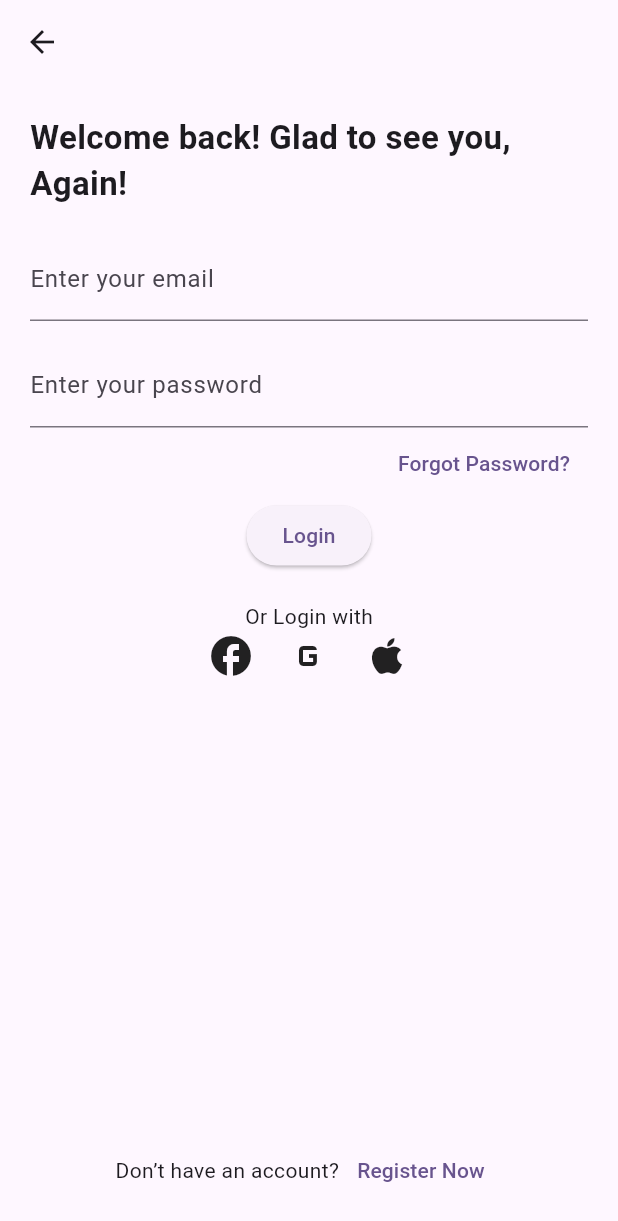
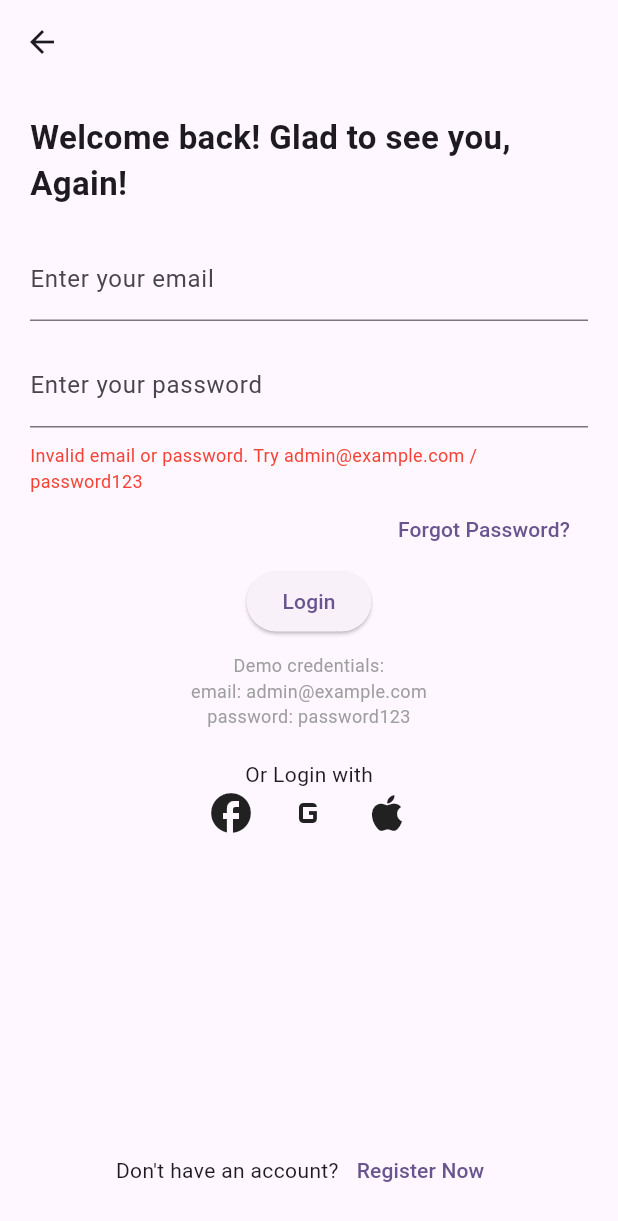
Before and after one commit to mayarbriki/vertex, a Flutter app: the LoginScreen screen opened by its route, after a tap on "Login", on a phone screen of 412 x 824 dp. Shown: the top 1221 px of the screen. Run offline on Flutter 3.47's test engine with Material 3 defaults, Android fonts, the phone set to English and light mode, and no system bars; our stand-ins replace sqflite; accounts and stored records are empty.

Commit message:
added mockup data for login

```diff
--- a/lib/features/auth/presentation/login_screen.dart
+++ b/lib/features/auth/presentation/login_screen.dart
@@ -1,7 +1,42 @@
 import 'package:flutter/material.dart';
+import '../../../transaction/presentation/transaction_screen.dart';
 
-class LoginScreen extends StatelessWidget {
+class LoginScreen extends StatefulWidget {
   const LoginScreen({super.key});
+
+  @override
+  State<LoginScreen> createState() => _LoginScreenState();
+}
+
+class _LoginScreenState extends State<LoginScreen> {
+  final TextEditingController _emailController = TextEditingController();
+  final TextEditingController _passwordController = TextEditingController();
+  String _errorMessage = '';
+
+  // Placeholder credentials
+  final String _validEmail = 'admin@example.com';
+  final String _validPassword = 'password123';
+
+  void _login() {
+    setState(() {
+      _errorMessage = '';
+    });
+
+    final email = _emailController.text.trim();
+    final password = _passwordController.text.trim();
+
+    if (email == _validEmail && password == _validPassword) {
+      // Navigate to transaction screen
+      Navigator.pushReplacement(
+        context,
+        MaterialPageRoute(builder: (context) => const TransactionScreen()),
+      );
+    } else {
+      setState(() {
+        _errorMessage = 'Invalid email or password. Try admin@example.com / password123';
+      });
+    }
+  }
 
   @override
   Widget build(BuildContext context) {
@@ -16,9 +51,24 @@ class LoginScreen extends StatelessWidget {
               style: TextStyle(fontSize: 22, fontWeight: FontWeight.bold),
             ),
             const SizedBox(height: 20),
-            const TextField(decoration: InputDecoration(labelText: "Enter your email")),
+            TextField(
+              controller: _emailController,
+              decoration: const InputDecoration(labelText: "Enter your email"),
+            ),
             const SizedBox(height: 15),
-            const TextField(obscureText: true, decoration: InputDecoration(labelText: "Enter your password")),
+            TextField(
+              controller: _passwordController,
+              obscureText: true,
+              decoration: const InputDecoration(labelText: "Enter your password"),
+            ),
+            if (_errorMessage.isNotEmpty)
+              Padding(
+                padding: const EdgeInsets.only(top: 10),
+                child: Text(
+                  _errorMessage,
+                  style: const TextStyle(color: Colors.red, fontSize: 12),
+                ),
+              ),
             Align(
               alignment: Alignment.centerRight,
               child: TextButton(
@@ -27,8 +77,14 @@ class LoginScreen extends StatelessWidget {
               ),
             ),
             ElevatedButton(
-              onPressed: () {},
+              onPressed: _login,
               child: const Text("Login"),
+            ),
+            const SizedBox(height: 10),
+            const Text(
+              "Demo credentials:\nemail: admin@example.com\npassword: password123",
+              style: TextStyle(fontSize: 12, color: Colors.grey),
+              textAlign: TextAlign.center,
             ),
             const SizedBox(height: 20),
             const Text("Or Login with"),
@@ -46,7 +102,7 @@ class LoginScreen extends StatelessWidget {
             Row(
               mainAxisAlignment: MainAxisAlignment.center,
               children: [
-                const Text("Don’t have an account?"),
+                const Text("Don't have an account?"),
                 TextButton(
                   onPressed: () => Navigator.pushNamed(context, '/register'),
                   child: const Text("Register Now"),
@@ -58,4 +114,11 @@ class LoginScreen extends StatelessWidget {
       ),
     );
   }
+
+  @override
+  void dispose() {
+    _emailController.dispose();
+    _passwordController.dispose();
+    super.dispose();
+  }
 }
```
Also changed, not shown: lib/transaction/presentation/transaction_screen.dart (added, +453 -0 lines).
